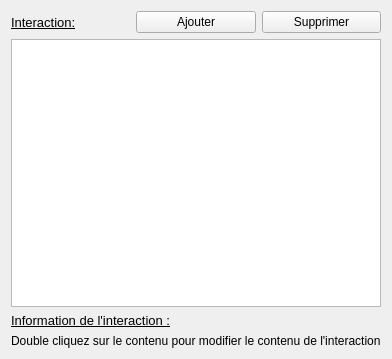
Above: interfaces/ficheContact.ui from Gibus21250/CDAA before the change. Below: the same form after it.
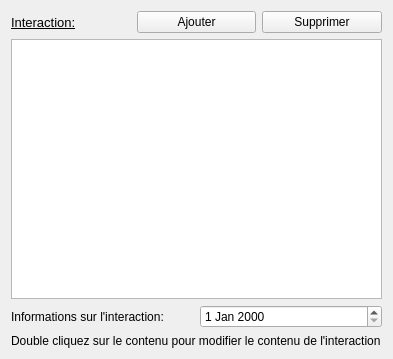
That is the form after the change.

```diff
--- a/interfaces/ficheContact.ui
+++ b/interfaces/ficheContact.ui
@@ -6,7 +6,7 @@
    <rect>
     <x>0</x>
     <y>0</y>
-    <width>374</width>
+    <width>393</width>
     <height>359</height>
    </rect>
   </property>
@@ -75,18 +75,18 @@
    <item>
     <layout class="QVBoxLayout" name="layout_taches">
      <item>
-      <widget class="QLabel" name="l_tache">
-       <property name="font">
-        <font>
-         <pointsize>10</pointsize>
-         <italic>false</italic>
-         <underline>true</underline>
-        </font>
-       </property>
+      <layout class="QHBoxLayout" name="horizontalLayout">
+       <item>
+        <widget class="QLabel" name="label">
        <property name="text">
-        <string>Information de l'interaction :</string>
-       </property>
-      </widget>
+          <string>Informations sur l'interaction:</string>
+         </property>
+        </widget>
+       </item>
+       <item>
+        <widget class="QDateEdit" name="de_interaction"/>
+       </item>
+      </layout>
      </item>
      <item>
       <widget class="QLabel" name="l_info">
```
Lines whose indentation alone changed are shown as unchanged.
